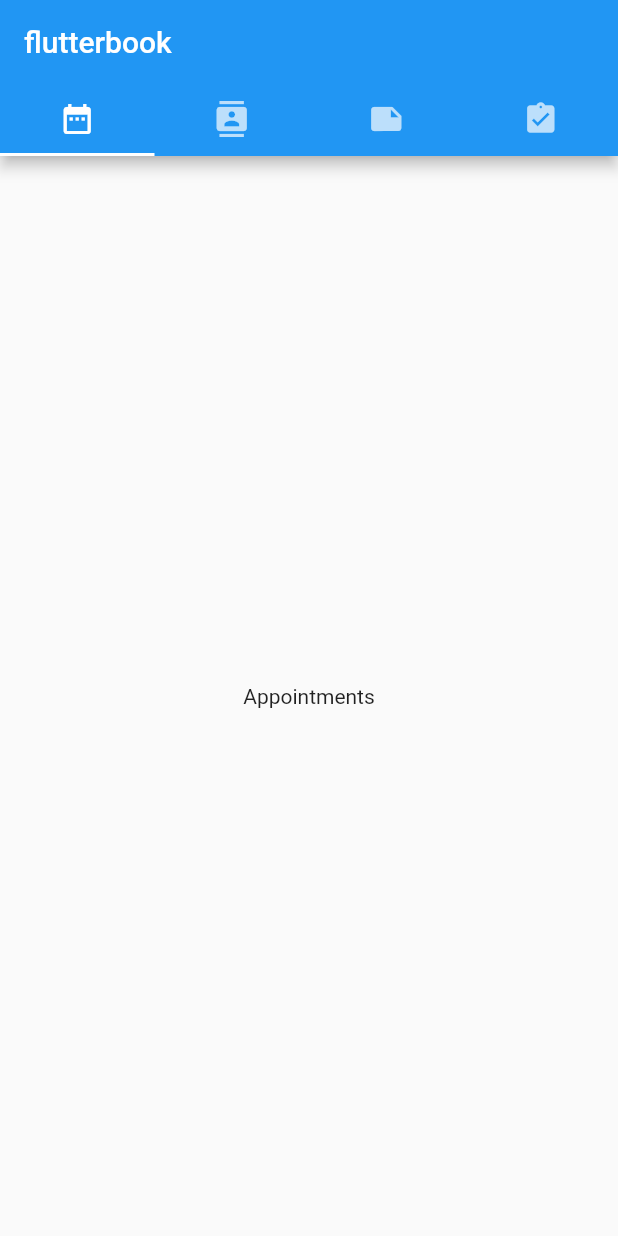
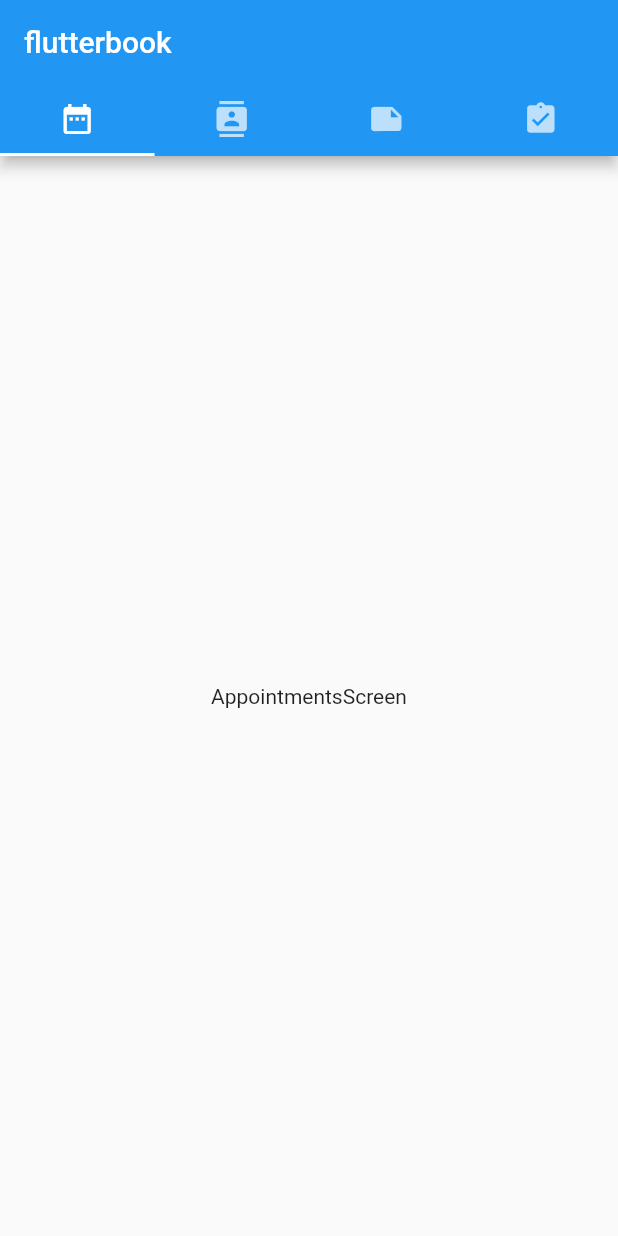
Before and after one commit to Guilherme-Calland/flutterbook, a Flutter app: the screen it shows after launch, on a phone screen of 412 x 824 dp. Run offline on Flutter 3.47's test engine with Material 2 defaults, Android fonts, the phone set to English and light mode, and no system bars; our stand-ins replace mobx; generated files the repository leaves out were written again.

Commit message:
adding notes_store

```diff
--- a/lib/main.dart
+++ b/lib/main.dart
@@ -1,8 +1,8 @@
 import 'package:flutter/material.dart';
-import 'package:flutterbook/screens/appointments.dart';
-import 'package:flutterbook/screens/contacts.dart';
-import 'package:flutterbook/screens/notes.dart';
-import 'package:flutterbook/screens/tasks.dart';
+import 'package:flutterbook/screens/appointments_screen.dart';
+import 'package:flutterbook/screens/contacts_screen.dart';
+import 'package:flutterbook/screens/notes_screen.dart';
+import 'package:flutterbook/screens/tasks_screen.dart';
 import 'package:flutterbook/utils.dart';
 
 void main() => runApp(FlutterBook());
@@ -40,7 +40,7 @@ class FlutterBook extends StatelessWidget {
           ),
           body: TabBarView(
             children: [
-              Appointments(), Contacts(), Notes(), Tasks()
+              AppointmentsScreen(), ContactsScreen(), NotesScreen(), TasksScreen()
             ],
           ),
         ),
--- a/lib/screens/notes.dart
+++ b/lib/screens/appointments_screen.dart
@@ -1,10 +1,10 @@
 import 'package:flutter/material.dart';
 
-class Notes extends StatelessWidget {
+class AppointmentsScreen extends StatelessWidget {
   @override
   Widget build(_) {
     return Center(
-      child: Text('Notes'),
+      child: Text('AppointmentsScreen'),
     );
   }
 }
--- a/lib/screens/tasks.dart
+++ b/lib/screens/contacts_screen.dart
@@ -1,10 +1,10 @@
 import 'package:flutter/material.dart';
 
-class Tasks extends StatelessWidget {
+class ContactsScreen extends StatelessWidget {
   @override
   Widget build(_) {
     return Center(
-      child: Text('Tasks'),
+      child: Text('ContactsScreen'),
     );
   }
 }
--- a/lib/screens/appointments.dart
+++ b/lib/screens/notes_screen.dart
@@ -1,10 +1,12 @@
 import 'package:flutter/material.dart';
 
-class Appointments extends StatelessWidget {
+class NotesScreen extends StatelessWidget {
+
+
   @override
   Widget build(_) {
     return Center(
-      child: Text('Appointments'),
+      child: Text('NotesScreen'),
     );
   }
 }
--- a/lib/screens/contacts.dart
+++ b/lib/screens/tasks_screen.dart
@@ -1,10 +1,10 @@
 import 'package:flutter/material.dart';
 
-class Contacts extends StatelessWidget {
+class TasksScreen extends StatelessWidget {
   @override
   Widget build(_) {
     return Center(
-      child: Text('Contacts'),
+      child: Text('TasksScreen'),
     );
   }
 }
```
Also changed, not shown: lib/model/note.dart (added, +14 -0 lines), lib/stores/notes_store.dart (added, +19 -0 lines), lib/stores/notes_store.g.dart (added).
